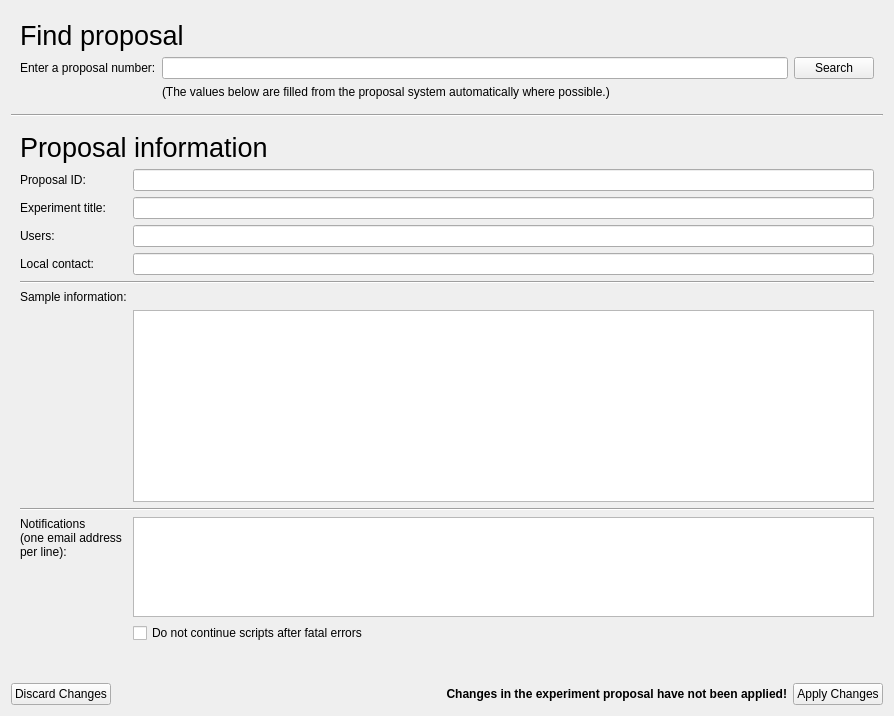
Above: nicos/clients/flowui/panels/ui_files/setup_exp.ui from jfkcooper/nicos before the change. Below: the same form after it.
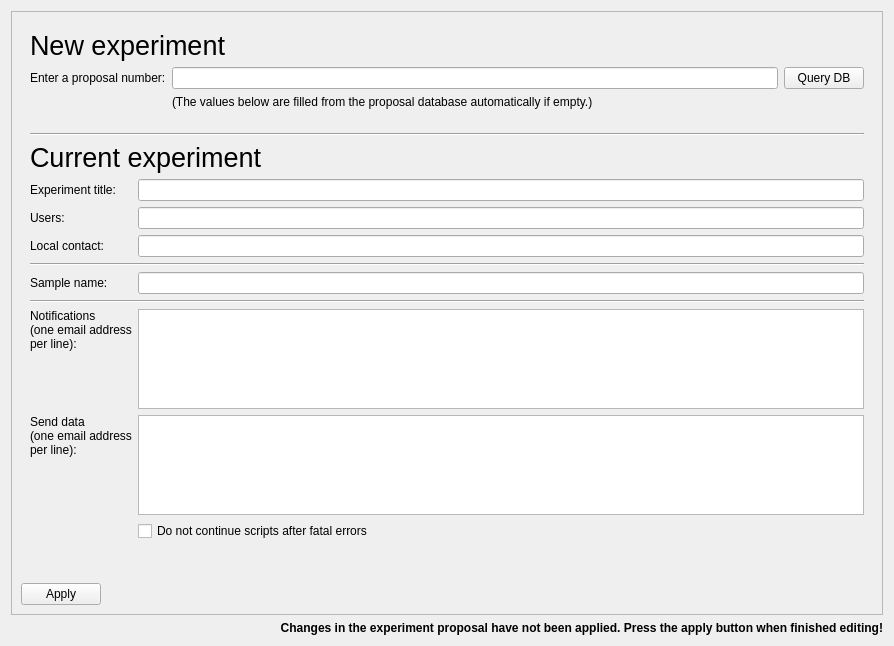
That is the form after the change.

Commit message: Reintroduce ESS custom setup panel

Patch:
```diff
--- a/nicos/clients/flowui/panels/ui_files/setup_exp.ui
+++ b/nicos/clients/flowui/panels/ui_files/setup_exp.ui
@@ -7,7 +7,7 @@
     <x>0</x>
     <y>0</y>
     <width>894</width>
-    <height>716</height>
+    <height>646</height>
    </rect>
   </property>
   <property name="windowTitle">
@@ -15,7 +15,29 @@
   </property>
   <layout class="QVBoxLayout" name="verticalLayout">
    <item>
-    <widget class="QWidget" name="findProposalBox" native="true">
+    <widget class="QFrame" name="frame">
+     <property name="frameShape">
+      <enum>QFrame::StyledPanel</enum>
+     </property>
+     <property name="frameShadow">
+      <enum>QFrame::Raised</enum>
+     </property>
+     <layout class="QFormLayout" name="formLayout">
+      <item row="2" column="0">
+       <spacer name="verticalSpacer">
+        <property name="orientation">
+         <enum>Qt::Vertical</enum>
+        </property>
+        <property name="sizeHint" stdset="0">
+         <size>
+          <width>0</width>
+          <height>20</height>
+         </size>
+        </property>
+       </spacer>
+      </item>
+      <item row="0" column="0" colspan="2">
+       <widget class="QWidget" name="newBox" native="true">
      <layout class="QGridLayout" name="gridLayout_3">
       <item row="0" column="0" colspan="2">
        <widget class="QLabel" name="label_5">
@@ -31,7 +53,7 @@
          <string notr="true">font: 20pt;</string>
         </property>
         <property name="text">
-         <string>Find proposal</string>
+            <string>New experiment</string>
         </property>
        </widget>
       </item>
@@ -43,7 +65,7 @@
        </widget>
       </item>
       <item row="1" column="1">
-       <widget class="QLineEdit" name="proposalQuery"/>
+          <widget class="QLineEdit" name="proposalNum"/>
       </item>
       <item row="1" column="2">
        <widget class="QPushButton" name="queryDBButton">
@@ -51,47 +73,91 @@
          <string>&lt;html&gt;&lt;head/&gt;&lt;body&gt;&lt;p&gt;Query the Proposal Database for Information about this proposal number.&lt;/p&gt;&lt;/body&gt;&lt;/html&gt;</string>
         </property>
         <property name="text">
-         <string>Search</string>
+            <string>Query DB</string>
         </property>
        </widget>
       </item>
       <item row="2" column="1" colspan="2">
        <widget class="QLabel" name="propdbInfo">
         <property name="text">
-         <string>(The values below are filled from the proposal system automatically where possible.)</string>
+            <string>(The values below are filled from the proposal database automatically if empty.)</string>
         </property>
        </widget>
       </item>
      </layout>
     </widget>
    </item>
-   <item>
-    <widget class="Line" name="line">
-     <property name="orientation">
-      <enum>Qt::Horizontal</enum>
-     </property>
-    </widget>
-   </item>
-   <item>
+      <item row="1" column="0" colspan="2">
     <widget class="QWidget" name="dataBox" native="true">
      <layout class="QVBoxLayout" name="verticalLayout_2">
       <item>
        <layout class="QGridLayout" name="gridLayout">
+           <item row="4" column="0">
+            <widget class="QLabel" name="label_8">
+             <property name="text">
+              <string>Local contact:</string>
+             </property>
+            </widget>
+           </item>
+           <item row="1" column="0" colspan="2">
+            <widget class="QLabel" name="label_9">
+             <property name="font">
+              <font>
+               <pointsize>20</pointsize>
+               <weight>50</weight>
+               <italic>false</italic>
+               <bold>false</bold>
+              </font>
+             </property>
+             <property name="styleSheet">
+              <string notr="true">font: 20pt;</string>
+             </property>
+             <property name="text">
+              <string>Current experiment</string>
+             </property>
+            </widget>
+           </item>
+           <item row="4" column="1">
+            <widget class="QLineEdit" name="localContacts"/>
+           </item>
+           <item row="6" column="0">
+            <widget class="QLabel" name="label_3">
+             <property name="text">
+              <string>Sample name:</string>
+             </property>
+            </widget>
+           </item>
         <item row="3" column="0">
+            <widget class="QLabel" name="label_7">
+             <property name="text">
+              <string>Users:</string>
+             </property>
+            </widget>
+           </item>
+           <item row="2" column="0">
          <widget class="QLabel" name="label_6">
           <property name="text">
            <string>Experiment title:</string>
           </property>
          </widget>
         </item>
-        <item row="6" column="0" colspan="2">
-         <widget class="Line" name="sampleLine">
-          <property name="orientation">
-           <enum>Qt::Horizontal</enum>
+           <item row="9" column="1">
+            <widget class="QPlainTextEdit" name="dataEmails">
+             <property name="sizePolicy">
+              <sizepolicy hsizetype="Expanding" vsizetype="Minimum">
+               <horstretch>0</horstretch>
+               <verstretch>0</verstretch>
+              </sizepolicy>
+             </property>
+             <property name="maximumSize">
+              <size>
+               <width>16777215</width>
+               <height>100</height>
+              </size>
           </property>
          </widget>
         </item>
-        <item row="12" column="1">
+           <item row="8" column="1">
          <widget class="QPlainTextEdit" name="notifEmails">
           <property name="sizePolicy">
            <sizepolicy hsizetype="Expanding" vsizetype="Minimum">
@@ -113,79 +179,14 @@
           </property>
          </widget>
         </item>
-        <item row="2" column="1">
-         <widget class="QLineEdit" name="proposalNum">
-          <property name="enabled">
-           <bool>true</bool>
-          </property>
-          <property name="readOnly">
-           <bool>true</bool>
-          </property>
-         </widget>
-        </item>
-        <item row="1" column="0" colspan="2">
-         <widget class="QLabel" name="label_9">
-          <property name="font">
-           <font>
-            <pointsize>20</pointsize>
-            <weight>50</weight>
-            <italic>false</italic>
-            <bold>false</bold>
-           </font>
-          </property>
-          <property name="styleSheet">
-           <string notr="true">font: 20pt;</string>
-          </property>
-          <property name="text">
-           <string>Proposal information</string>
-          </property>
-         </widget>
-        </item>
-        <item row="2" column="0">
-         <widget class="QLabel" name="label">
-          <property name="text">
-           <string>Proposal ID:</string>
-          </property>
-         </widget>
-        </item>
-        <item row="13" column="1">
-         <widget class="QCheckBox" name="errorAbortBox">
-          <property name="text">
-           <string>Do not continue scripts after fatal errors</string>
-          </property>
-         </widget>
-        </item>
-        <item row="4" column="0">
-         <widget class="QLabel" name="label_7">
-          <property name="text">
-           <string>Users:</string>
-          </property>
-         </widget>
-        </item>
-        <item row="10" column="0" colspan="2">
+           <item row="7" column="0" colspan="2">
          <widget class="Line" name="line_3">
           <property name="orientation">
            <enum>Qt::Horizontal</enum>
           </property>
          </widget>
         </item>
-        <item row="4" column="1">
-         <widget class="QLineEdit" name="users"/>
-        </item>
-        <item row="5" column="1">
-         <widget class="QLineEdit" name="localContacts"/>
-        </item>
-        <item row="5" column="0">
-         <widget class="QLabel" name="label_8">
-          <property name="text">
-           <string>Local contact:</string>
-          </property>
-         </widget>
-        </item>
-        <item row="3" column="1">
-         <widget class="QLineEdit" name="expTitle"/>
-        </item>
-        <item row="12" column="0">
+           <item row="8" column="0">
          <widget class="QLabel" name="label_10">
           <property name="sizePolicy">
            <sizepolicy hsizetype="Preferred" vsizetype="Minimum">
@@ -204,74 +205,75 @@
           </property>
          </widget>
         </item>
-        <item row="8" column="1">
-         <widget class="QTableView" name="sampleTable">
+           <item row="5" column="0" colspan="2">
+            <widget class="Line" name="line_2">
+             <property name="orientation">
+              <enum>Qt::Horizontal</enum>
+             </property>
+            </widget>
+           </item>
+           <item row="0" column="0" colspan="2">
+            <widget class="Line" name="line">
+             <property name="orientation">
+              <enum>Qt::Horizontal</enum>
+             </property>
+            </widget>
+           </item>
+           <item row="9" column="0">
+            <widget class="QLabel" name="label_11">
           <property name="sizePolicy">
-           <sizepolicy hsizetype="Expanding" vsizetype="Expanding">
+              <sizepolicy hsizetype="Preferred" vsizetype="Minimum">
             <horstretch>0</horstretch>
             <verstretch>0</verstretch>
            </sizepolicy>
           </property>
-          <attribute name="horizontalHeaderStretchLastSection">
+             <property name="text">
+              <string>&lt;html&gt;&lt;head/&gt;&lt;body&gt;&lt;p&gt;Send data&lt;br/&gt;(one email address &lt;br/&gt;per line):&lt;/p&gt;&lt;/body&gt;&lt;/html&gt;</string>
+             </property>
+             <property name="alignment">
+              <set>Qt::AlignLeading|Qt::AlignLeft|Qt::AlignTop</set>
+             </property>
+             <property name="wordWrap">
            <bool>true</bool>
-          </attribute>
-         </widget>
-        </item>
-        <item row="7" column="0">
-         <widget class="QLabel" name="sampleLabel">
+             </property>
+            </widget>
+           </item>
+           <item row="6" column="1">
+            <widget class="QLineEdit" name="sampleName"/>
+           </item>
+           <item row="10" column="1">
+            <widget class="QCheckBox" name="errorAbortBox">
           <property name="text">
-           <string>Sample information:</string>
+              <string>Do not continue scripts after fatal errors</string>
           </property>
          </widget>
         </item>
-       </layout>
-      </item>
-      <item>
-       <spacer name="verticalSpacer">
-        <property name="orientation">
-         <enum>Qt::Vertical</enum>
-        </property>
-        <property name="sizeHint" stdset="0">
-         <size>
-          <width>20</width>
-          <height>40</height>
-         </size>
-        </property>
-       </spacer>
-      </item>
-     </layout>
-    </widget>
-   </item>
-   <item>
-    <layout class="QHBoxLayout" name="horizontalLayout">
-     <item>
-      <widget class="QPushButton" name="discardButton">
-       <property name="text">
-        <string>Discard Changes</string>
-       </property>
-      </widget>
-     </item>
-     <item>
-      <spacer name="horizontalSpacer">
-       <property name="orientation">
-        <enum>Qt::Horizontal</enum>
-       </property>
-       <property name="sizeHint" stdset="0">
-        <size>
-         <width>40</width>
-         <height>20</height>
-        </size>
-       </property>
-      </spacer>
+           <item row="2" column="1">
+            <widget class="QLineEdit" name="expTitle"/>
+           </item>
+           <item row="3" column="1">
+            <widget class="QLineEdit" name="users"/>
+           </item>
+          </layout>
+         </item>
+        </layout>
+       </widget>
+      </item>
+      <item row="3" column="0" colspan="2">
+       <widget class="QDialogButtonBox" name="buttonBox">
+        <property name="layoutDirection">
+         <enum>Qt::RightToLeft</enum>
+        </property>
+        <property name="standardButtons">
+         <set>QDialogButtonBox::Apply</set>
+        </property>
+       </widget>
+      </item>
+     </layout>
+    </widget>
      </item>
      <item>
       <widget class="QLabel" name="applyWarningLabel">
-       <property name="sizePolicy">
-        <sizepolicy hsizetype="Minimum" vsizetype="Preferred">
-         <horstretch>0</horstretch>
-         <verstretch>0</verstretch>
-        </sizepolicy>
-       </property>
        <property name="font">
         <font>
          <weight>75</weight>
@@ -279,7 +281,7 @@
         </font>
        </property>
        <property name="text">
-        <string>Changes in the experiment proposal have not been applied!</string>
+      <string>Changes in the experiment proposal have not been applied. Press the apply button when finished editing!</string>
        </property>
        <property name="alignment">
         <set>Qt::AlignRight|Qt::AlignTrailing|Qt::AlignVCenter</set>
@@ -289,16 +291,7 @@
        </property>
       </widget>
      </item>
-     <item>
-      <widget class="QPushButton" name="applyButton">
-       <property name="text">
-        <string>Apply Changes</string>
-       </property>
-      </widget>
-     </item>
-    </layout>
-   </item>
-  </layout>
+  </layout>
  </widget>
  <tabstops>
   <tabstop>proposalQuery</tabstop>
```
Left out of the diff: 11 changed lines with no effect on the pictures. Lines whose indentation alone changed are shown as unchanged. The commit also changes 6 other files.
